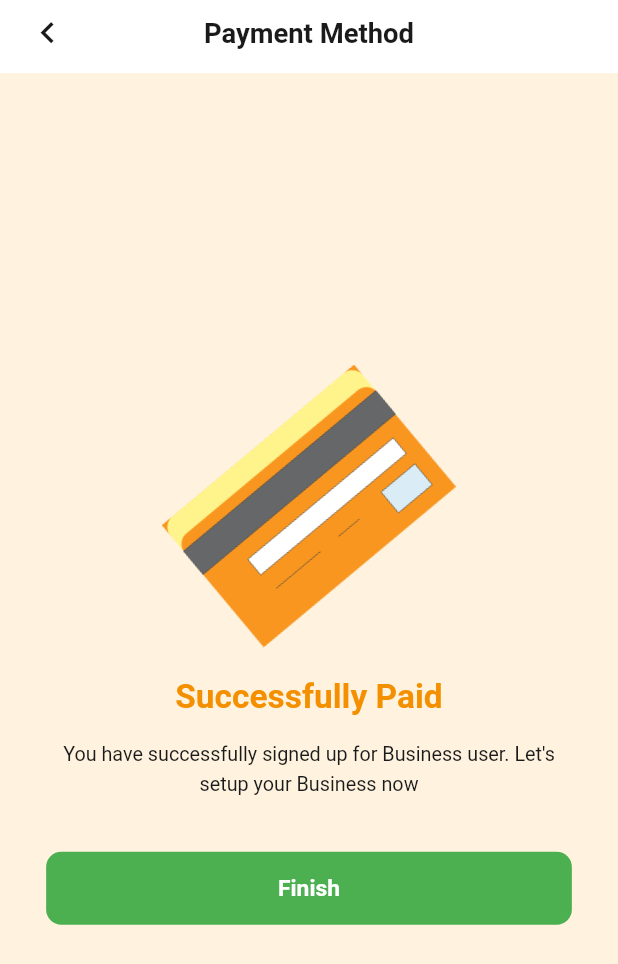
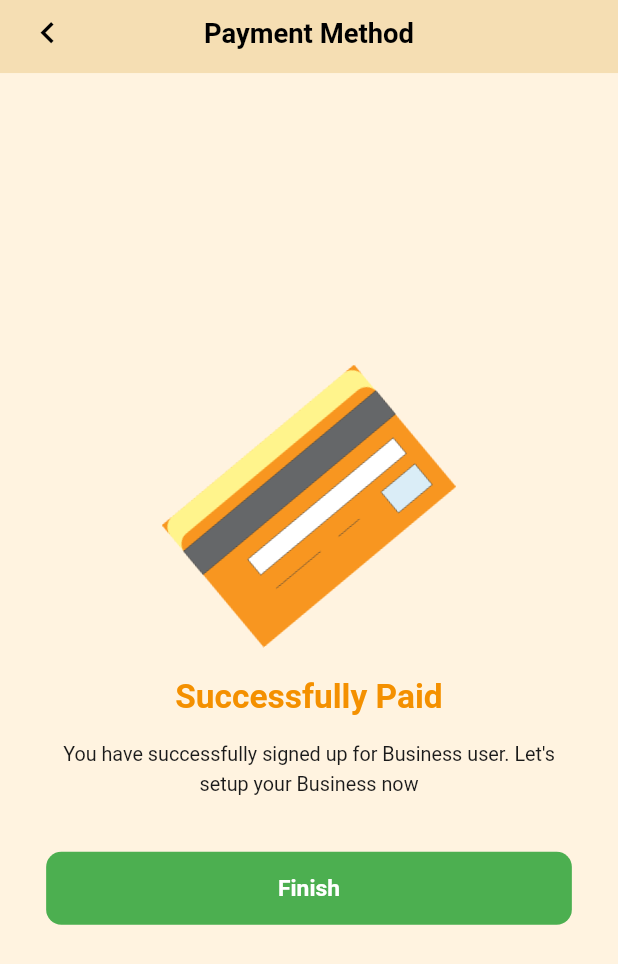
Before and after one commit to srsohan485/Naculish, a Flutter app: the CardInformationPage screen opened directly, after a tap on "Process to Payment", on a phone screen of 412 x 824 dp. Shown: the top 964 px of the screen. Run offline on Flutter 3.47's test engine with Material 3 defaults, Android fonts, the phone set to English and light mode, and no system bars; our stand-ins replace flutter_screenutil, go_router, shared_preferences; accounts and stored records are empty; Roboto replaces fonts that are missing (Poppins).

Commit message:
MainAppBar

```diff
--- a/lib/Core/AppBar/AppBar.dart
+++ b/lib/Core/AppBar/AppBar.dart
@@ -5,9 +5,9 @@ import 'package:flutter/material.dart';
 import 'package:flutter_screenutil/flutter_screenutil.dart';
 import 'package:naculis/Core/AppColor/app_color.dart';
 
-class AppBar extends StatelessWidget {
+class MainAppBar extends StatelessWidget {
   final String title;
-  const AppBar({required this.title});
+  const MainAppBar({required this.title});
 
   @override
   Widget build(BuildContext context) {
--- a/lib/Features/AppUILightMode/Shop/CardInformationPage.dart
+++ b/lib/Features/AppUILightMode/Shop/CardInformationPage.dart
@@ -1,6 +1,7 @@
 import 'package:flutter/material.dart' hide AppBar;
 import 'package:flutter_screenutil/flutter_screenutil.dart';
 
+import '../../../Core/AppBar/AppBar.dart';
 import '../../../Core/AppImages/app_images.dart';
 import '../../../Core/Theme/app_theme_colors.dart';
 import 'PaymentSuccessPage.dart';
@@ -37,7 +38,7 @@ class CardInformationPageState extends State<CardInformationPage> {
       backgroundColor: colors.accentOrangeBox, // ✅
       body: Column(
         children: [
-          AppBar(title: 'Payment Method'),
+          MainAppBar(title: 'Payment Method'),
           Expanded(
             child: SingleChildScrollView(
               padding: EdgeInsets.symmetric(horizontal: 20.w, vertical: 16.h),
--- a/lib/Features/AppUILightMode/Shop/PaymentSuccessPage.dart
+++ b/lib/Features/AppUILightMode/Shop/PaymentSuccessPage.dart
@@ -1,6 +1,7 @@
 import 'package:flutter/material.dart' hide AppBar;
 import 'package:flutter_screenutil/flutter_screenutil.dart';
 
+import '../../../Core/AppBar/AppBar.dart';
 import '../../../Core/AppImages/app_images.dart';
 import '../../../Core/Theme/app_theme_colors.dart';
 import 'ShopWidget.dart' hide BottomNav;
@@ -16,7 +17,7 @@ class PaymentSuccessPage extends StatelessWidget {
       backgroundColor: colors.accentOrangeBox, // ✅
       body: Column(
         children: [
-          AppBar(title: 'Payment Method'),
+          MainAppBar(title: 'Payment Method'),
           Expanded(
             child: Padding(
               padding: EdgeInsets.symmetric(horizontal: 28.w, vertical: 16.h),
--- a/lib/Features/AppUILightMode/Shop/SelectPaymentGatewayPage.dart
+++ b/lib/Features/AppUILightMode/Shop/SelectPaymentGatewayPage.dart
@@ -1,6 +1,7 @@
 import 'package:flutter/material.dart' hide AppBar;
 import 'package:flutter_screenutil/flutter_screenutil.dart';
 
+import '../../../Core/AppBar/AppBar.dart';
 import '../../../Core/Theme/app_theme_colors.dart';
 import 'CardInformationPage.dart';
 import 'ShopWidget.dart' hide BottomNav;
@@ -34,7 +35,7 @@ class SelectPaymentGatewayPageState extends State<SelectPaymentGatewayPage> {
       backgroundColor: colors.accentOrangeBox, // ✅
       body: Column(
         children: [
-          AppBar(title: 'Payment Method'),
+          MainAppBar(title: 'Payment Method'),
           Expanded(
             child: Padding(
               padding: EdgeInsets.symmetric(horizontal: 20.w, vertical: 20.h),
--- a/lib/Features/AppUILightMode/Shop/ShopWidget.dart
+++ b/lib/Features/AppUILightMode/Shop/ShopWidget.dart
@@ -472,7 +472,7 @@ class NavIcon extends StatelessWidget {
 }
 
 // ── App Bar ───────────────────────────────────────────────────────────────────
-class AppBar extends StatelessWidget {
+/*class AppBar extends StatelessWidget {
   final String title;
   const AppBar({required this.title});
 
@@ -506,7 +506,7 @@ class AppBar extends StatelessWidget {
       ),
     );
   }
-}
+}*/
 
 // ── Input Field ───────────────────────────────────────────────────────────────
 class InputFieldm extends StatelessWidget {
```
